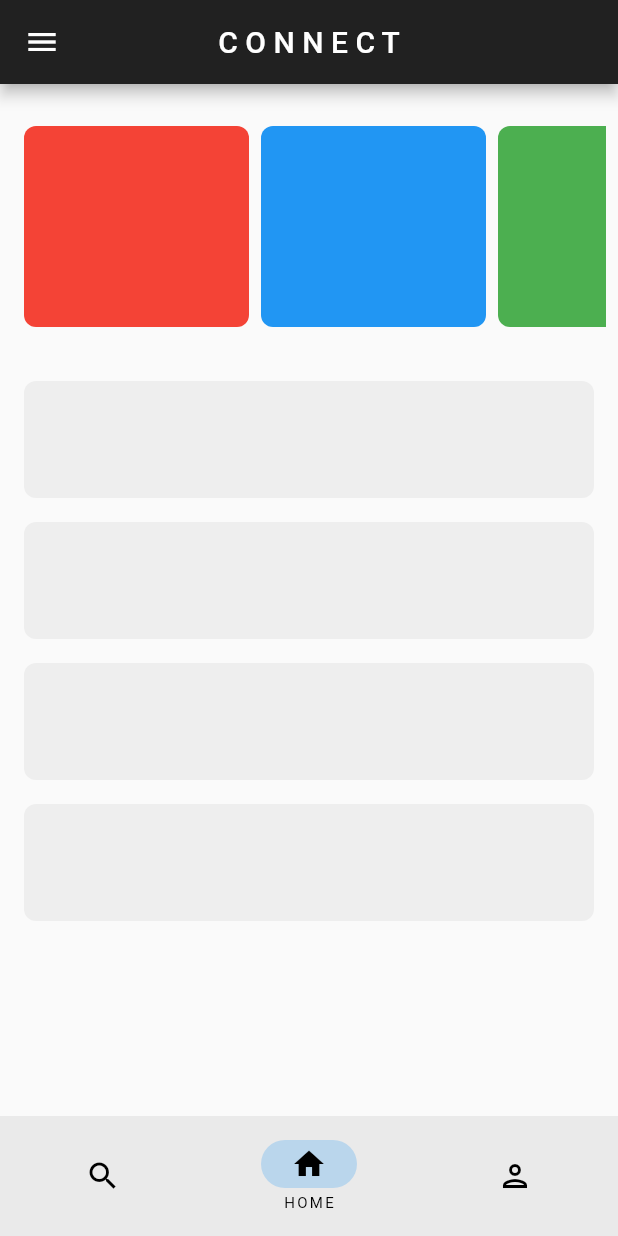
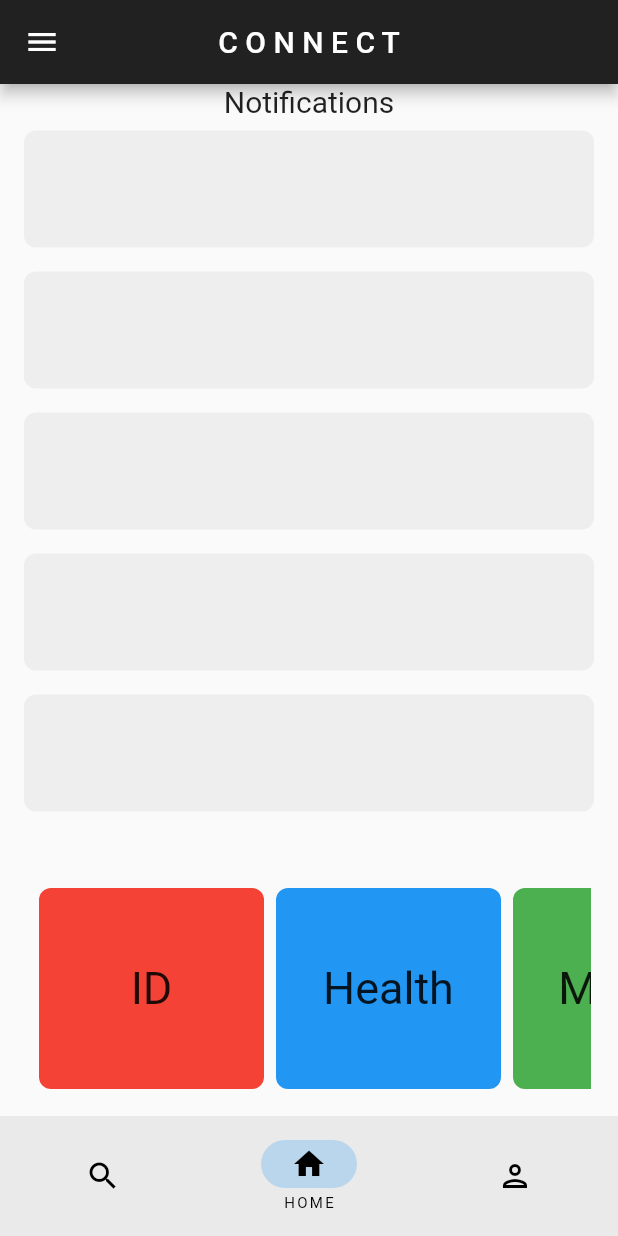
Before and after one commit to ustmrw/connect, a Flutter app: the screen it shows after launch, after a tap on "Try Demo", on a phone screen of 412 x 824 dp. Run offline on Flutter 3.47's test engine with Material 2 defaults, Android fonts, the phone set to English and light mode, and no system bars; our stand-ins replace email_validator, flutter_bloc, google_fonts, image_picker, lottie, shared_preferences and 2 more; network calls fail.

Commit message:
Mobile landscape

```diff
--- a/lib/constants.dart
+++ b/lib/constants.dart
@@ -13,11 +13,11 @@ var drawerTextColor = TextStyle(
 
 var tilePadding = const EdgeInsets.all(8);
 var myDrawer = Drawer(
-  backgroundColor: Colors.grey[300],
+  width: 250,
+  backgroundColor: Colors.transparent,
   elevation: 0,
   child: Container(
-    decoration: BoxDecoration(
-        borderRadius: BorderRadius.circular(8), color: Colors.grey[200]),
+    decoration: BoxDecoration(borderRadius: BorderRadius.circular(8)),
     child: SingleChildScrollView(
       child: Column(
         children: [
@@ -30,7 +30,7 @@ var myDrawer = Drawer(
           Padding(
             padding: tilePadding,
             child: TextButton(
-              onPressed: null,
+              onPressed: () {},
               child: ListTile(
                 leading: const Icon(Icons.home),
                 title: Text(
@@ -43,7 +43,7 @@ var myDrawer = Drawer(
           Padding(
             padding: tilePadding,
             child: TextButton(
-              onPressed: null,
+              onPressed: () {},
               child: ListTile(
                 leading: const Icon(Icons.settings),
                 title: Text(
@@ -56,7 +56,7 @@ var myDrawer = Drawer(
           Padding(
             padding: tilePadding,
             child: TextButton(
-              onPressed: null,
+              onPressed: () {},
               child: ListTile(
                 leading: const Icon(Icons.info),
                 title: Text(
@@ -69,7 +69,7 @@ var myDrawer = Drawer(
           Padding(
             padding: tilePadding,
             child: TextButton(
-              onPressed: null,
+              onPressed: () {},
               child: ListTile(
                 leading: const Icon(Icons.logout),
                 title: Text(
--- a/lib/intro_pages/page1.dart
+++ b/lib/intro_pages/page1.dart
@@ -10,15 +10,20 @@ class IntroPage1 extends StatelessWidget {
     return Scaffold(
       backgroundColor: Colors.red,
       body: SafeArea(
-        child: Center(
+        child: SingleChildScrollView(
           child: Padding(
             padding: const EdgeInsets.all(8.0),
+            child: Center(
               child: Column(
                 mainAxisAlignment: MainAxisAlignment.center,
                 crossAxisAlignment: CrossAxisAlignment.center,
                 children: [
                   Text(
-                  'Welcome to USA Connect!',
+                    '''
+            Welcome
+            to
+            USA
+            Connect!''',
                     textAlign: TextAlign.center,
                     style: GoogleFonts.bebasNeue(
                       fontSize: 42,
@@ -34,6 +39,7 @@ class IntroPage1 extends StatelessWidget {
             ),
           ),
         ),
+      ),
     );
   }
 }
--- a/lib/intro_pages/page2.dart
+++ b/lib/intro_pages/page2.dart
@@ -10,15 +10,19 @@ class IntroPage2 extends StatelessWidget {
     return Scaffold(
       backgroundColor: Colors.white,
       body: SafeArea(
-        child: Center(
+        child: SingleChildScrollView(
           child: Padding(
             padding: const EdgeInsets.all(8.0),
+            child: Center(
               child: Column(
                 mainAxisAlignment: MainAxisAlignment.center,
                 crossAxisAlignment: CrossAxisAlignment.center,
                 children: [
                   Text(
-                  'Government that works!',
+                    '''
+            Government
+            that
+            works!''',
                     textAlign: TextAlign.center,
                     style: GoogleFonts.bebasNeue(
                       fontSize: 42,
@@ -35,6 +39,7 @@ class IntroPage2 extends StatelessWidget {
             ),
           ),
         ),
+      ),
     );
   }
 }
--- a/lib/intro_pages/page3.dart
+++ b/lib/intro_pages/page3.dart
@@ -10,9 +10,10 @@ class IntroPage3 extends StatelessWidget {
     return Scaffold(
       backgroundColor: Colors.blue,
       body: SafeArea(
-        child: Center(
+        child: SingleChildScrollView(
           child: Padding(
             padding: const EdgeInsets.all(8.0),
+            child: Center(
               child: Column(
                 mainAxisAlignment: MainAxisAlignment.center,
                 crossAxisAlignment: CrossAxisAlignment.center,
@@ -34,6 +35,7 @@ class IntroPage3 extends StatelessWidget {
             ),
           ),
         ),
+      ),
     );
   }
 }
--- a/lib/login.dart
+++ b/lib/login.dart
@@ -27,7 +27,7 @@ class LoginPage extends StatelessWidget {
                   height: 10,
                 ),
                 const Icon(
-                  Icons.star_outline_rounded,
+                  Icons.star,
                   size: 75,
                   color: Colors.black,
                 ),
--- a/lib/onboarding.dart
+++ b/lib/onboarding.dart
@@ -40,7 +40,7 @@ class _OnboardingPagesState extends State<OnboardingPages> {
               child: Row(
                 mainAxisAlignment: MainAxisAlignment.spaceEvenly,
                 children: [
-                  TextButton(
+                  OutlinedButton(
                       style: ButtonStyle(
                         foregroundColor:
                             MaterialStateProperty.all<Color>(Colors.black),
@@ -63,7 +63,7 @@ class _OnboardingPagesState extends State<OnboardingPages> {
                     ),
                   ),
                   onLastPage
-                      ? TextButton(
+                      ? OutlinedButton(
                           style: ButtonStyle(
                             foregroundColor:
                                 MaterialStateProperty.all<Color>(Colors.black),
@@ -76,7 +76,7 @@ class _OnboardingPagesState extends State<OnboardingPages> {
                             ));
                           },
                           child: const Text('Get Started'))
-                      : TextButton(
+                      : OutlinedButton(
                           style: ButtonStyle(
                             foregroundColor:
                                 MaterialStateProperty.all<Color>(Colors.black),
--- a/lib/responsive/mobile_body.dart
+++ b/lib/responsive/mobile_body.dart
@@ -1,6 +1,5 @@
 import 'package:flutter/material.dart';
 import 'package:connect/constants.dart';
-import 'package:connect/util/my_box.dart';
 import 'package:connect/util/my_tile.dart';
 
 class MobileScaffold extends StatefulWidget {
@@ -33,9 +32,20 @@ class _MobileScaffoldState extends State<MobileScaffold> {
             padding: const EdgeInsets.symmetric(horizontal: 8.0),
             child: Column(
               children: [
-                // first 4 boxes in grid
+                Text(
+                  'Notifications',
+                  style: TextStyle(fontSize: 20),
+                ),
+                Expanded(
+                  child: ListView.builder(
+                    itemCount: 5,
+                    itemBuilder: (context, index) {
+                      return const MyTile();
+                    },
+                  ),
+                ),
                 Container(
-                  margin: const EdgeInsets.symmetric(vertical: 20),
+                  margin: const EdgeInsets.all(10),
                   height: 150,
                   child: ListView(
                     padding: EdgeInsets.all(8),
@@ -43,6 +53,11 @@ class _MobileScaffoldState extends State<MobileScaffold> {
                     scrollDirection: Axis.horizontal,
                     children: <Widget>[
                       Container(
+                        child: Text(
+                          'ID',
+                          style: TextStyle(fontSize: 30),
+                        ),
+                        alignment: Alignment.center,
                         width: 150,
                         decoration: BoxDecoration(
                           borderRadius: BorderRadius.circular(8),
@@ -53,6 +68,11 @@ class _MobileScaffoldState extends State<MobileScaffold> {
                         width: 8,
                       ),
                       Container(
+                        child: Text(
+                          'Health',
+                          style: TextStyle(fontSize: 30),
+                        ),
+                        alignment: Alignment.center,
                         width: 150,
                         decoration: BoxDecoration(
                           borderRadius: BorderRadius.circular(8),
@@ -63,6 +83,11 @@ class _MobileScaffoldState extends State<MobileScaffold> {
                         width: 8,
                       ),
                       Container(
+                        child: Text(
+                          'Money',
+                          style: TextStyle(fontSize: 30),
+                        ),
+                        alignment: Alignment.center,
                         width: 150,
                         decoration: BoxDecoration(
                           borderRadius: BorderRadius.circular(8),
@@ -73,6 +98,11 @@ class _MobileScaffoldState extends State<MobileScaffold> {
                         width: 8,
                       ),
                       Container(
+                        child: Text(
+                          'Vote',
+                          style: TextStyle(fontSize: 30),
+                        ),
+                        alignment: Alignment.center,
                         width: 150,
                         decoration: BoxDecoration(
                           borderRadius: BorderRadius.circular(8),
@@ -83,6 +113,11 @@ class _MobileScaffoldState extends State<MobileScaffold> {
                         width: 8,
                       ),
                       Container(
+                        child: Text(
+                          'Police',
+                          style: TextStyle(fontSize: 30),
+                        ),
+                        alignment: Alignment.center,
                         width: 150,
                         decoration: BoxDecoration(
                           borderRadius: BorderRadius.circular(8),
@@ -92,16 +127,6 @@ class _MobileScaffoldState extends State<MobileScaffold> {
                     ],
                   ),
                 ),
-
-                // list of previous days
-                Expanded(
-                  child: ListView.builder(
-                    itemCount: 4,
-                    itemBuilder: (context, index) {
-                      return const MyTile();
-                    },
-                  ),
-                ),
               ],
             ),
           ),
--- a/lib/usr/user_data.dart
+++ b/lib/usr/user_data.dart
@@ -9,7 +9,7 @@ class UserData {
 
   static User myUser = User(
     image:
-        "https://upload.wikimedia.org/wikipedia/en/0/0b/Darth_Vader_in_The_Empire_Strikes_Back.jpg",
+        "https://upload.wikimedia.org/wikipedia/commons/thumb/a/a4/Flag_of_the_United_States.svg/800px-Flag_of_the_United_States.svg.png",
     name: '[fName] [lName]',
     email: '[email]',
     phone: '(555) 555-5555',
```
Also changed, not shown: 1 other file. Lines whose indentation alone changed are shown as unchanged.
